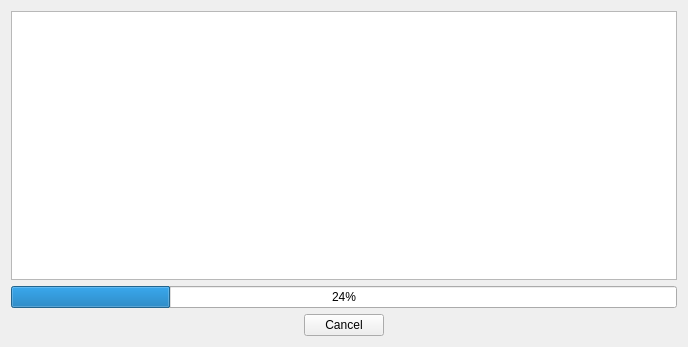
Above: src/interrogateprogressview.ui from fredcooke/emstudio before the change. Below: the same form after it.
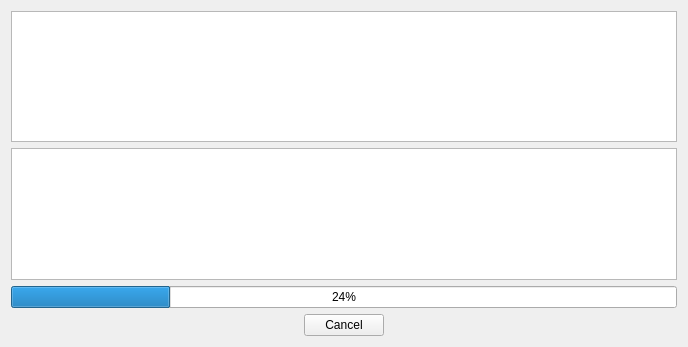
That is the form after the change.

Commit message: Overview for interrogateprogressview, for a more generic progress view

Diff of the .ui file:
```diff
--- a/src/interrogateprogressview.ui
+++ b/src/interrogateprogressview.ui
@@ -16,6 +16,9 @@
   <layout class="QVBoxLayout" name="verticalLayout_2">
    <item>
     <layout class="QVBoxLayout" name="verticalLayout">
+     <item>
+      <widget class="QTableWidget" name="overviewTableWidget"/>
+     </item>
      <item>
       <widget class="QTableWidget" name="outputTableWidget"/>
      </item>
```
The commit also changes 3 other files.
